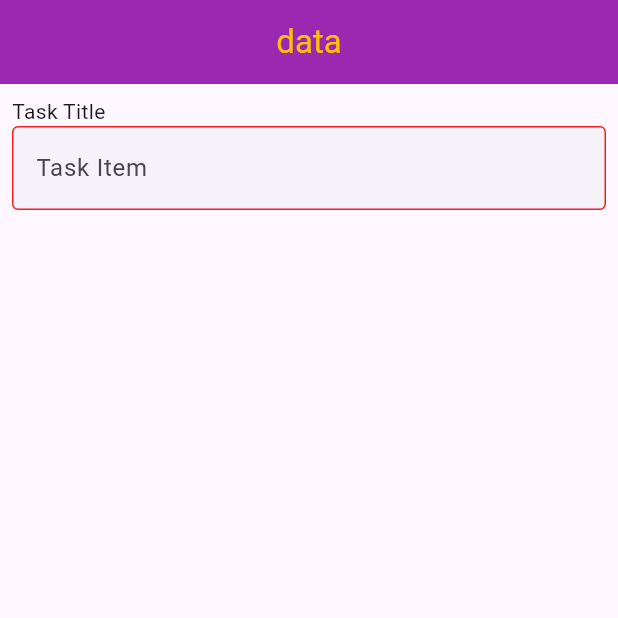
After one commit to bitmonk/flutter7, a Flutter app: the screen it shows after launch, on a phone screen of 412 x 824 dp, the top half of it. The commit adds this screen. Run offline on Flutter 3.47's test engine with Material 3 defaults, Android fonts, the phone set to English and light mode, and no system bars.

Commit message:
input field and it's border

```diff
--- a/lib/main.dart
+++ b/lib/main.dart
@@ -1,5 +1,5 @@
 import 'package:flutter/material.dart';
-import 'package:sussy/new_screen.dart';
+import 'package:sussy/new_item.dart';
 
 void main() {
   runApp(const MyApp());
@@ -32,7 +32,7 @@ class MyApp extends StatelessWidget {
         colorScheme: ColorScheme.fromSeed(seedColor: Colors.deepPurple),
         useMaterial3: true,
       ),
-      home: NewScreen(),
+      home: NewItem(),
     );
   }
 }
--- /dev/null
+++ b/lib/new_item.dart
@@ -0,0 +1,45 @@
+import 'package:flutter/material.dart';
+import 'package:flutter/widgets.dart';
+
+class NewItem extends StatelessWidget {
+  const NewItem({super.key});
+
+  @override
+  Widget build(BuildContext context) {
+    return Scaffold(
+      appBar: AppBar(
+        title: Text("data"),
+        foregroundColor: Colors.amber,
+        backgroundColor: Colors.purple,
+        centerTitle: true,
+      ),
+      body: Padding(
+        padding: const EdgeInsets.all(8.0),
+        child: Column(
+          crossAxisAlignment: CrossAxisAlignment.start,
+            children: [
+              Text("Task Title"),
+              TextFormField(
+                decoration: InputDecoration(
+                  filled: true,
+                  fillColor: Color(0XFFF5F2F9),
+                  hintText: "Task Item",
+                  focusedBorder: formBorder(),
+                  enabledBorder: formBorder(),
+                ),
+              ),
+            ],
+          ),
+        ),
+    );
+  }
+
+  OutlineInputBorder formBorder() {
+    return OutlineInputBorder(
+                  borderSide: BorderSide(
+                    color: const Color.fromARGB(255, 243, 33, 33),
+                    width: 1,
+                    ),
+                );
+  }
+}
```
Also changed, not shown: lib/new_screen.dart (deleted, +0 -31 lines), 1 other file.
